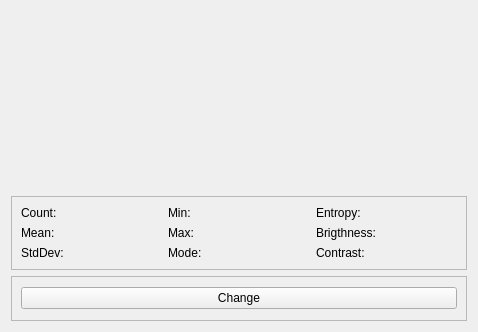
Before: the Qt Designer form histogram.ui in alephshahor/Pinzo, drawn with Qt 5.
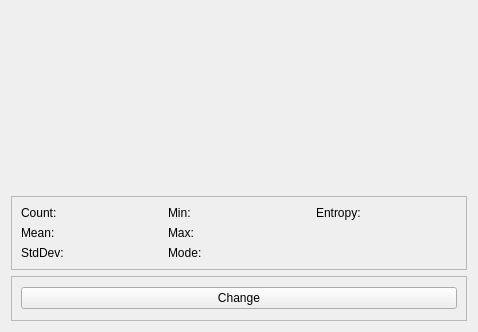
After: the same form once the commit is applied. Custom widgets are drawn as their Qt base class.

Commit message: Functional Brightness/Contrast adjustment

Patch:
```diff
--- a/histogram.ui
+++ b/histogram.ui
@@ -75,20 +75,6 @@
         </property>
        </widget>
       </item>
-      <item row="2" column="2">
-       <widget class="QLabel" name="label">
-        <property name="text">
-         <string>Brigthness:</string>
-        </property>
-       </widget>
-      </item>
-      <item row="4" column="2">
-       <widget class="QLabel" name="label_2">
-        <property name="text">
-         <string>Contrast:</string>
-        </property>
-       </widget>
-      </item>
      </layout>
     </widget>
    </item>
```
The commit also changes 11 other files.
